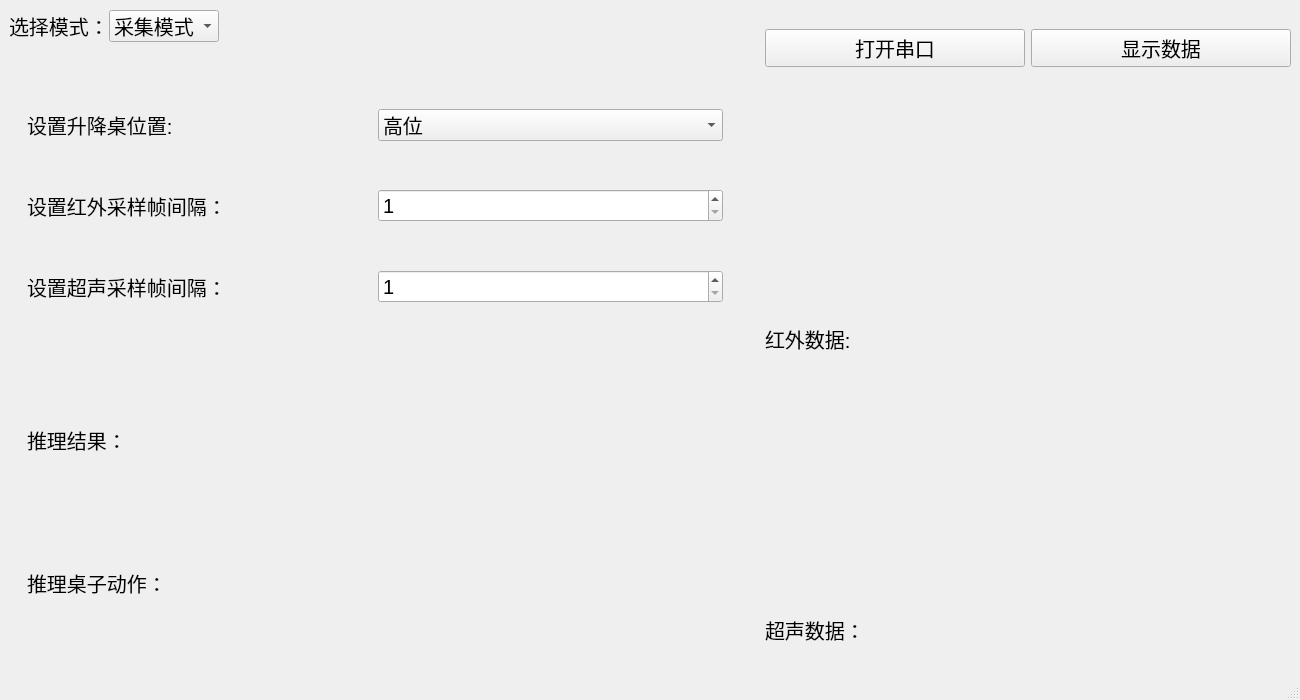
TIMESTICKING/loctek_sensor_processing, file serialShow.ui: the form before one commit.
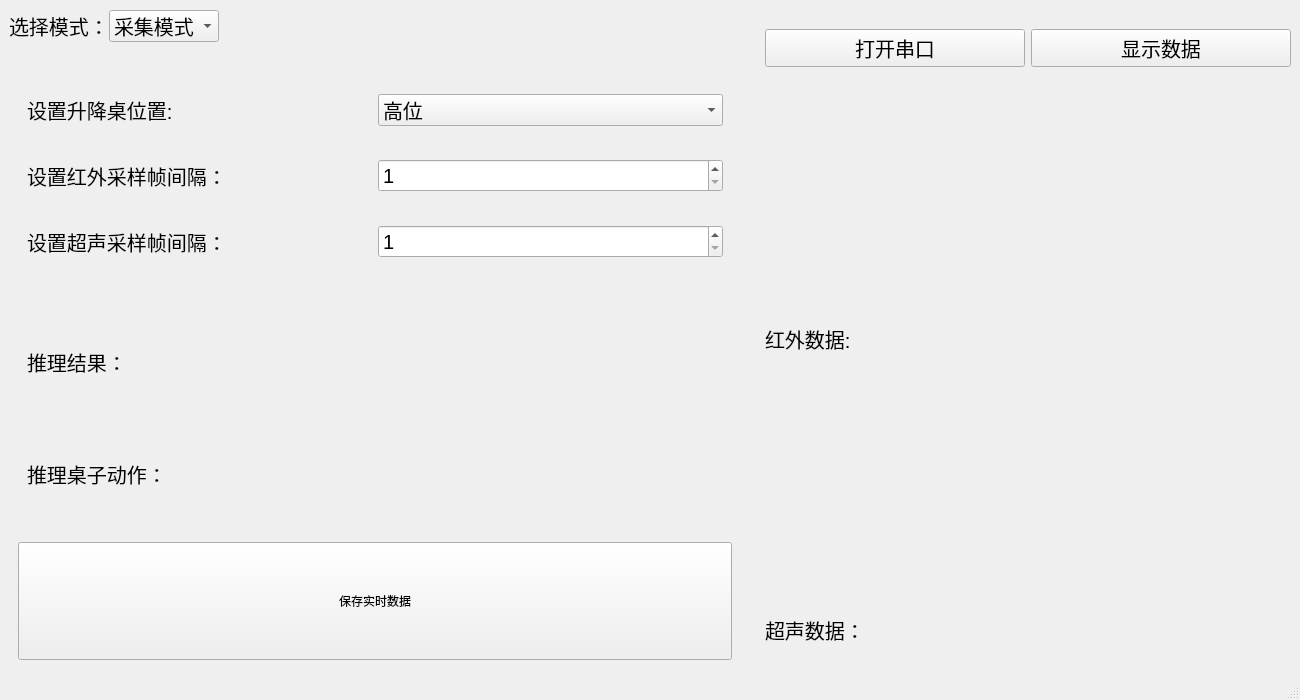
The form after the commit.

Commit message: 新增推理界面

```diff
--- a/serialShow.ui
+++ b/serialShow.ui
@@ -217,7 +217,61 @@
           </layout>
          </widget>
          <widget class="QWidget" name="page">
-          <layout class="QGridLayout" name="gridLayout_9">
+          <layout class="QGridLayout" name="gridLayout_9" rowstretch="2,2,1">
+           <item row="1" column="0">
+            <widget class="QWidget" name="widget_11" native="true">
+             <layout class="QGridLayout" name="gridLayout_11" rowstretch="0,0,0">
+              <item row="0" column="0">
+               <widget class="QLabel" name="label_9">
+                <property name="font">
+                 <font>
+                  <pointsize>15</pointsize>
+                 </font>
+                </property>
+                <property name="text">
+                 <string>推理结果：</string>
+                </property>
+               </widget>
+              </item>
+              <item row="1" column="1">
+               <widget class="QLabel" name="label_action">
+                <property name="font">
+                 <font>
+                  <pointsize>15</pointsize>
+                 </font>
+                </property>
+                <property name="text">
+                 <string/>
+                </property>
+               </widget>
+              </item>
+              <item row="0" column="1">
+               <widget class="QLabel" name="label_result">
+                <property name="font">
+                 <font>
+                  <pointsize>15</pointsize>
+                 </font>
+                </property>
+                <property name="text">
+                 <string/>
+                </property>
+               </widget>
+              </item>
+              <item row="1" column="0">
+               <widget class="QLabel" name="label_10">
+                <property name="font">
+                 <font>
+                  <pointsize>15</pointsize>
+                 </font>
+                </property>
+                <property name="text">
+                 <string>推理桌子动作：</string>
+                </property>
+               </widget>
+              </item>
+             </layout>
+            </widget>
+           </item>
            <item row="0" column="0">
             <widget class="QWidget" name="widget_10" native="true">
              <layout class="QGridLayout" name="gridLayout_10">
@@ -309,58 +363,17 @@
              </layout>
             </widget>
            </item>
-           <item row="1" column="0">
-            <widget class="QWidget" name="widget_11" native="true">
-             <layout class="QGridLayout" name="gridLayout_11">
-              <item row="0" column="0">
-               <widget class="QLabel" name="label_9">
-                <property name="font">
-                 <font>
-                  <pointsize>15</pointsize>
-                 </font>
-                </property>
-                <property name="text">
-                 <string>推理结果：</string>
-                </property>
-               </widget>
-              </item>
-              <item row="0" column="1">
-               <widget class="QLabel" name="label_result">
-                <property name="font">
-                 <font>
-                  <pointsize>15</pointsize>
-                 </font>
-                </property>
-                <property name="text">
-                 <string/>
-                </property>
-               </widget>
-              </item>
-              <item row="1" column="0">
-               <widget class="QLabel" name="label_10">
-                <property name="font">
-                 <font>
-                  <pointsize>15</pointsize>
-                 </font>
-                </property>
-                <property name="text">
-                 <string>推理桌子动作：</string>
-                </property>
-               </widget>
-              </item>
-              <item row="1" column="1">
-               <widget class="QLabel" name="label_action">
-                <property name="font">
-                 <font>
-                  <pointsize>15</pointsize>
-                 </font>
-                </property>
-                <property name="text">
-                 <string/>
-                </property>
-               </widget>
-              </item>
-             </layout>
+           <item row="2" column="0">
+            <widget class="QPushButton" name="pushButton">
+             <property name="sizePolicy">
+              <sizepolicy hsizetype="Minimum" vsizetype="Preferred">
+               <horstretch>0</horstretch>
+               <verstretch>0</verstretch>
+              </sizepolicy>
+             </property>
+             <property name="text">
+              <string>保存实时数据</string>
+             </property>
             </widget>
            </item>
           </layout>
```
The commit also changes 35 other files.
